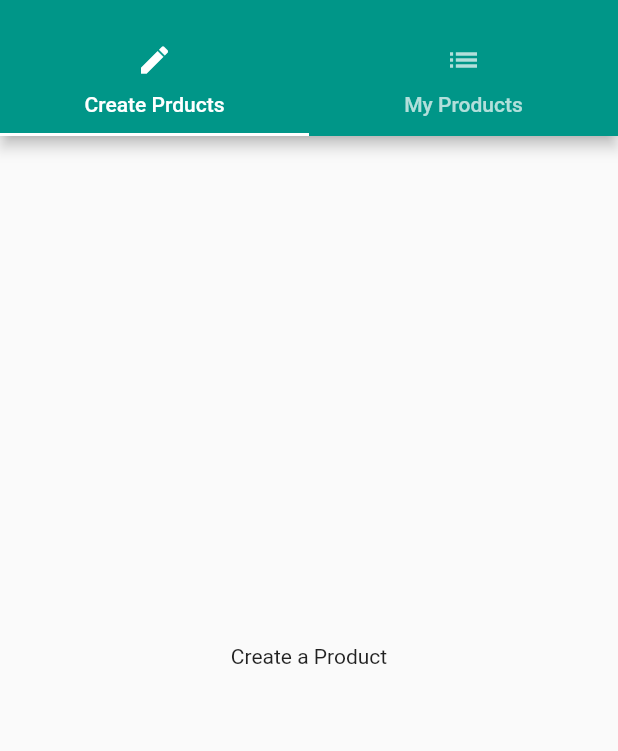
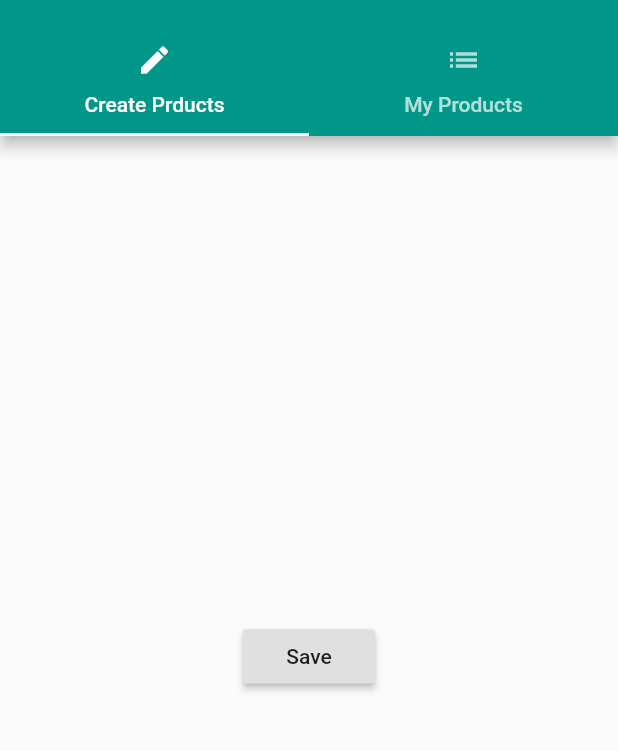
Before and after one commit to piyushsinha24/flutter_udemy, a Flutter app: the ProductAdmin screen opened directly, on a phone screen of 412 x 824 dp, the part 59-810 px from its top. Run offline on Flutter 3.47's test engine with Material 2 defaults, Android fonts, the phone set to English and light mode, and no system bars.

Commit message:
MODAL added

```diff
--- a/lib/pages/product_create.dart
+++ b/lib/pages/product_create.dart
@@ -3,6 +3,18 @@ import 'package:flutter/material.dart';
 class ProductCreatePage extends StatelessWidget {
   @override
   Widget build(BuildContext context) {
-    return Center(child: Text('Create a Product'),);
+    return Center(
+      child: RaisedButton(
+          child: Text('Save'),
+          onPressed: () {
+            showModalBottomSheet(
+                context: context,
+                builder: (BuildContext context) {
+                  return Center(
+                    child: Text('This is a Modal!'),
+                  );
+                });
+          }),
+    );
   }
 }
```
